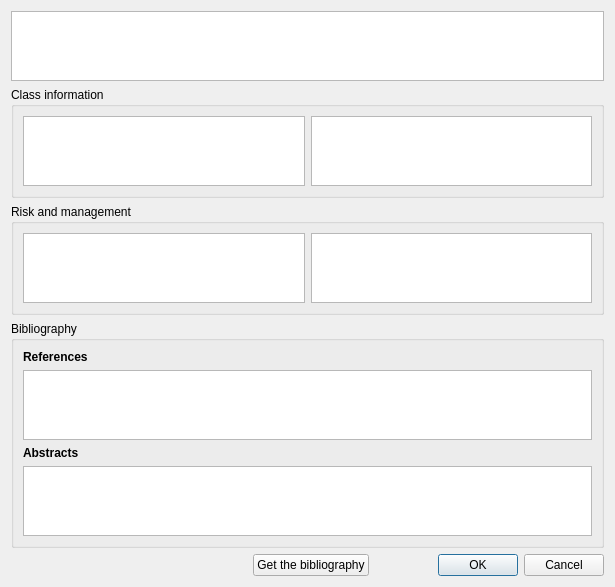
FreeHealth/freehealth, file plugins/drugsplugin/drugswidget/interactionsynthesisdialog.ui: the form before one commit.
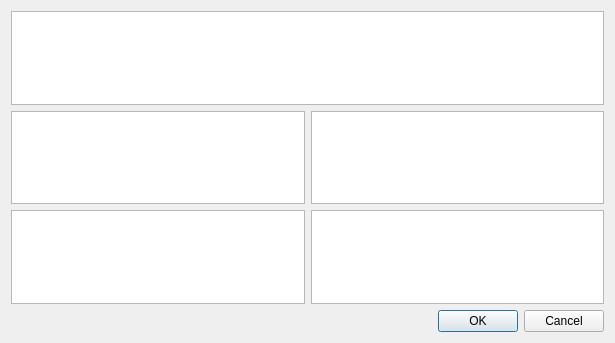
The form after the commit.

```diff
--- a/plugins/drugsplugin/drugswidget/interactionsynthesisdialog.ui
+++ b/plugins/drugsplugin/drugswidget/interactionsynthesisdialog.ui
@@ -7,7 +7,7 @@
     <x>0</x>
     <y>0</y>
     <width>615</width>
-    <height>577</height>
+    <height>343</height>
    </rect>
   </property>
   <property name="windowTitle">
@@ -37,7 +37,27 @@
      </property>
     </widget>
    </item>
-   <item row="6" column="0" colspan="2">
+   <item row="2" column="0">
+    <widget class="QTextBrowser" name="firstClassInfos"/>
+   </item>
+   <item row="2" column="1">
+    <widget class="QTextBrowser" name="secondClassInfos"/>
+   </item>
+   <item row="3" column="0">
+    <widget class="QTextBrowser" name="riskBrowser">
+     <property name="toolTip">
+      <string>Risk</string>
+     </property>
+    </widget>
+   </item>
+   <item row="3" column="1">
+    <widget class="QTextBrowser" name="managementBrowser">
+     <property name="toolTip">
+      <string>Management</string>
+     </property>
+    </widget>
+   </item>
+   <item row="4" column="0" colspan="2">
     <layout class="QHBoxLayout" name="horizontalLayout">
      <item>
       <widget class="QLabel" name="link">
@@ -65,13 +85,6 @@
        </property>
       </spacer>
      </item>
-     <item>
-      <widget class="QPushButton" name="getBiblio">
-       <property name="text">
-        <string>Get the bibliography</string>
-       </property>
-      </widget>
-     </item>
      <item>
       <widget class="QDialogButtonBox" name="buttonBox">
        <property name="orientation">
@@ -84,85 +97,6 @@
      </item>
     </layout>
    </item>
-   <item row="4" column="0" colspan="2">
-    <widget class="QGroupBox" name="groupBox">
-     <property name="title">
-      <string>Risk and management</string>
-     </property>
-     <layout class="QGridLayout" name="gridLayout_2">
-      <item row="0" column="0">
-       <widget class="QTextBrowser" name="riskBrowser">
-        <property name="toolTip">
-         <string>Risk</string>
-        </property>
-       </widget>
-      </item>
-      <item row="0" column="1">
-       <widget class="QTextBrowser" name="managementBrowser">
-        <property name="toolTip">
-         <string>Management</string>
-        </property>
-       </widget>
-      </item>
-     </layout>
-    </widget>
-   </item>
-   <item row="2" column="0" colspan="2">
-    <widget class="QGroupBox" name="classgroup">
-     <property name="title">
-      <string>Class information</string>
-     </property>
-     <layout class="QGridLayout" name="gridLayout_3">
-      <item row="0" column="0">
-       <widget class="QTextBrowser" name="firstClassInfos"/>
-      </item>
-      <item row="0" column="1">
-       <widget class="QTextBrowser" name="secondClassInfos"/>
-      </item>
-     </layout>
-    </widget>
-   </item>
-   <item row="5" column="0" colspan="2">
-    <widget class="QGroupBox" name="bibliogroup">
-     <property name="title">
-      <string>Bibliography</string>
-     </property>
-     <layout class="QGridLayout" name="gridLayout_4">
-      <item row="3" column="0">
-       <widget class="QTextBrowser" name="biblio"/>
-      </item>
-      <item row="1" column="0">
-       <widget class="QTextBrowser" name="biblioReferences"/>
-      </item>
-      <item row="0" column="0">
-       <widget class="QLabel" name="label">
-        <property name="font">
-         <font>
-          <weight>75</weight>
-          <bold>true</bold>
-         </font>
-        </property>
-        <property name="text">
-         <string>References</string>
-        </property>
-       </widget>
-      </item>
-      <item row="2" column="0">
-       <widget class="QLabel" name="label_2">
-        <property name="font">
-         <font>
-          <weight>75</weight>
-          <bold>true</bold>
-         </font>
-        </property>
-        <property name="text">
-         <string>Abstracts</string>
-        </property>
-       </widget>
-      </item>
-     </layout>
-    </widget>
-   </item>
   </layout>
  </widget>
  <resources/>
```
